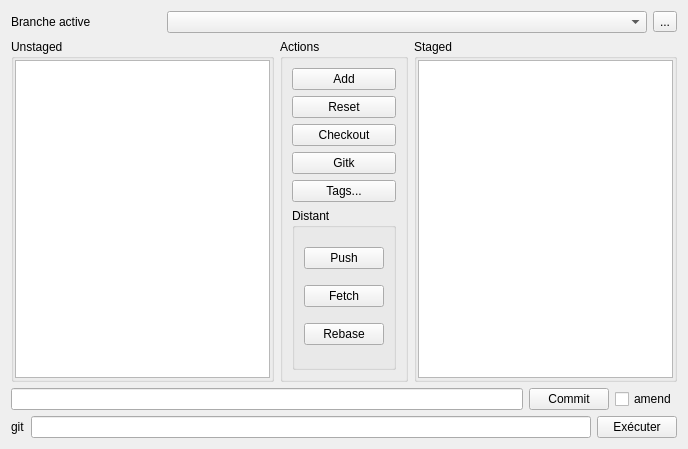
Qt form projects/ProjectManager/tabs/tabgit.ui (darkFrancis/ProjectManager) before a commit.
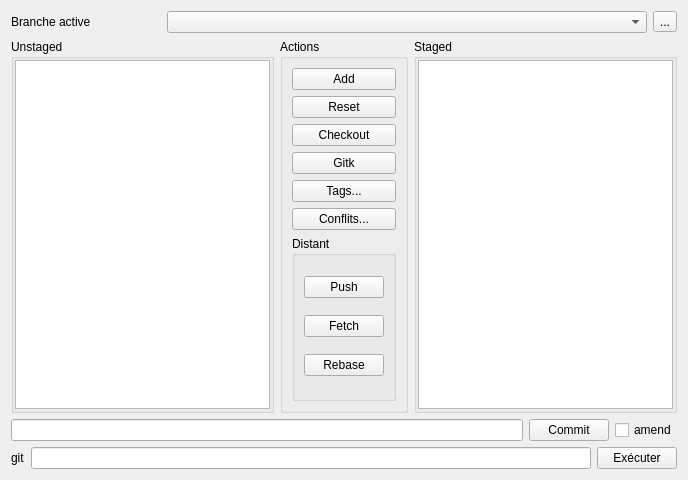
The same form after that commit.

Commit message: Add status on Git tab

The edit to the form file:
```diff
--- a/projects/ProjectManager/tabs/tabgit.ui
+++ b/projects/ProjectManager/tabs/tabgit.ui
@@ -7,7 +7,7 @@
     <x>0</x>
     <y>0</y>
     <width>688</width>
-    <height>449</height>
+    <height>480</height>
    </rect>
   </property>
   <property name="windowTitle">
@@ -66,6 +66,12 @@
           <property name="editTriggers">
            <set>QAbstractItemView::NoEditTriggers</set>
           </property>
+          <property name="selectionMode">
+           <enum>QAbstractItemView::ExtendedSelection</enum>
+          </property>
+          <property name="viewMode">
+           <enum>QListView::ListMode</enum>
+          </property>
           <property name="itemAlignment">
            <set>Qt::AlignLeading</set>
           </property>
@@ -118,6 +124,13 @@
           </property>
          </widget>
         </item>
+        <item>
+         <widget class="QPushButton" name="pushButton_conflicts">
+          <property name="text">
+           <string>Conflits...</string>
+          </property>
+         </widget>
+        </item>
         <item>
          <widget class="QGroupBox" name="groupBox_distantAction">
           <property name="title">
```
The commit also changes 4 other files.
